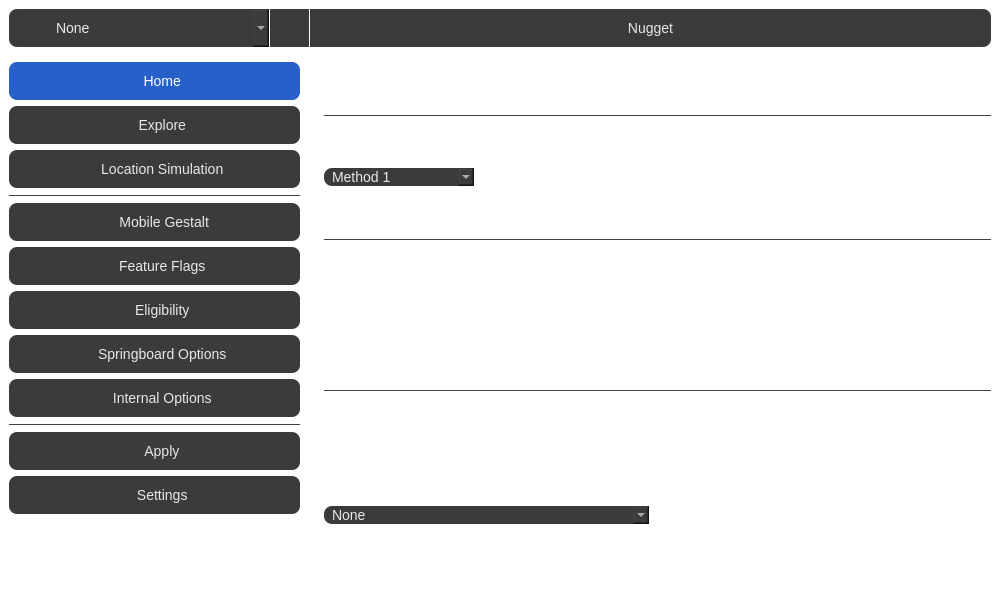
Before: the Qt Designer form qt/mainwindow.ui in leminlimez/Nugget, drawn with Qt 5.
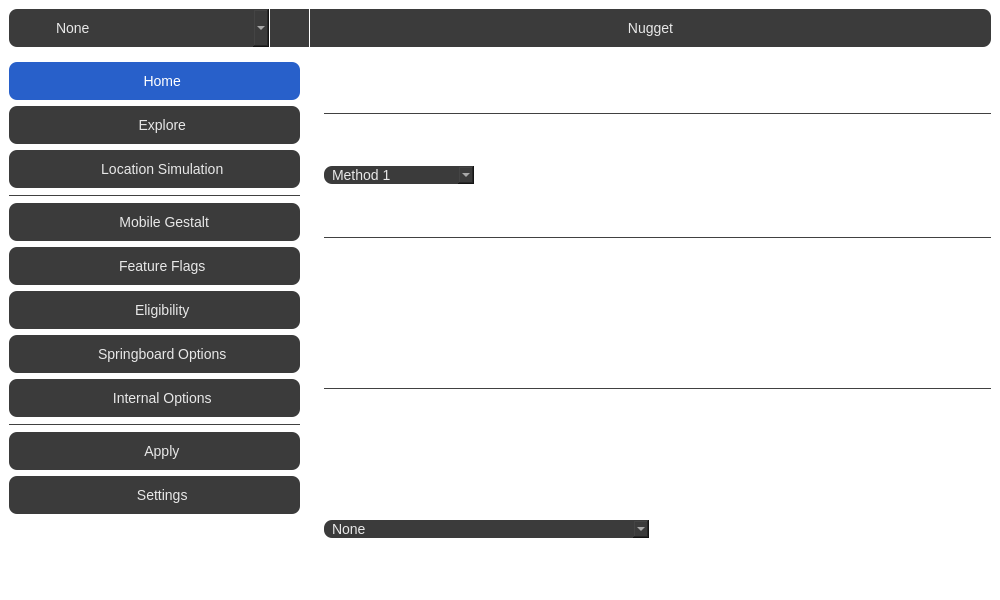
After: the same form once the commit is applied. The open tabs and pages were chosen to show the change. Icons and pictures are not drawn.

Commit message: improve ai info message

The edit to the form file:
```diff
--- a/qt/mainwindow.ui
+++ b/qt/mainwindow.ui
@@ -2754,8 +2754,9 @@
                        <string>In order to download the AI model, you must spoof the device model. This will break Face ID until
 you revert.
 
-Once the model has downloaded, set &quot;Spoofed Device Model&quot; to &quot;None&quot; and click the &quot;Apply Tweaks&quot;
-button on the &quot;Apply&quot; page again to fix Face ID.</string>
+Once the model has downloaded, turn off &quot;Apple Intelligence&quot; in Settings then set
+&quot;Spoofed Device Model&quot; to &quot;None&quot; and click the &quot;Apply Tweaks&quot; button on the &quot;Apply&quot; page
+again to fix Face ID.</string>
                       </property>
                       <property name="textFormat">
                        <enum>Qt::AutoText</enum>
```
The commit also changes 2 other files.
